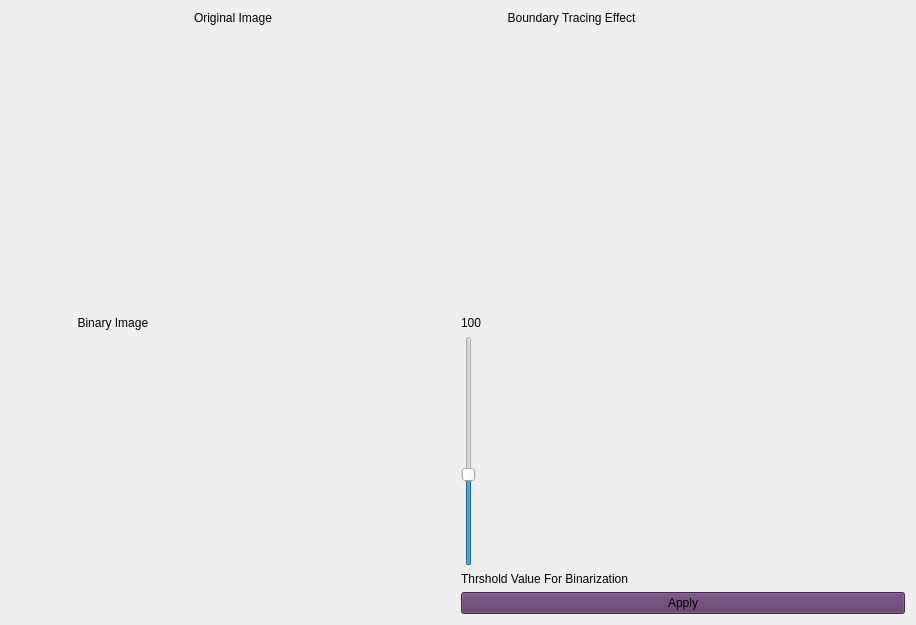
Above: src/ui/Boundary_tracing.ui from Ahmed-Gamiel/Bountry-_tracing-and-Hough_transform before the change. Below: the same form after it.
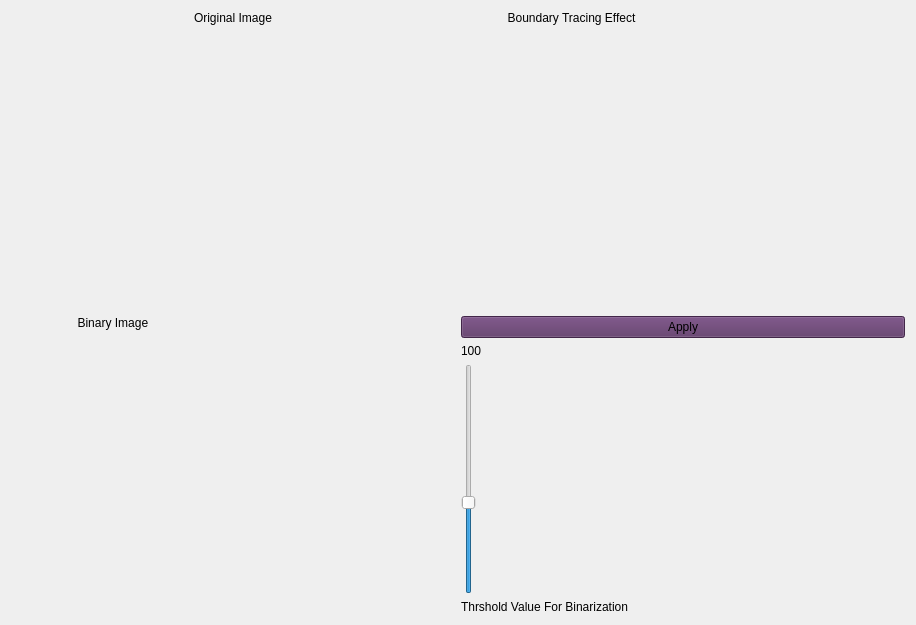
That is the form after the change.

Patch:
```diff
--- a/src/ui/Boundary_tracing.ui
+++ b/src/ui/Boundary_tracing.ui
@@ -105,6 +105,20 @@
        </item>
        <item row="1" column="1">
         <layout class="QVBoxLayout" name="equalized_histogram_layout">
+         <item>
+          <widget class="QPushButton" name="boundary_btn">
+           <property name="cursor">
+            <cursorShape>PointingHandCursor</cursorShape>
+           </property>
+           <property name="styleSheet">
+            <string notr="true">background-color: rgb(92, 53, 102);
+</string>
+           </property>
+           <property name="text">
+            <string>Apply</string>
+           </property>
+          </widget>
+         </item>
          <item>
           <widget class="QLabel" name="thershold_value">
            <property name="text">
@@ -135,20 +149,6 @@
            </property>
           </widget>
          </item>
-         <item>
-          <widget class="QPushButton" name="histogram_btn">
-           <property name="cursor">
-            <cursorShape>PointingHandCursor</cursorShape>
-           </property>
-           <property name="styleSheet">
-            <string notr="true">background-color: rgb(92, 53, 102);
-</string>
-           </property>
-           <property name="text">
-            <string>Apply</string>
-           </property>
-          </widget>
-         </item>
         </layout>
        </item>
       </layout>
```
